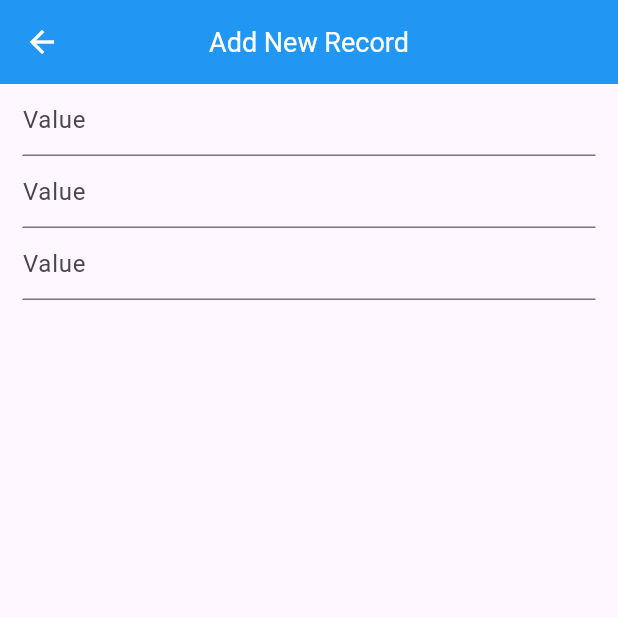
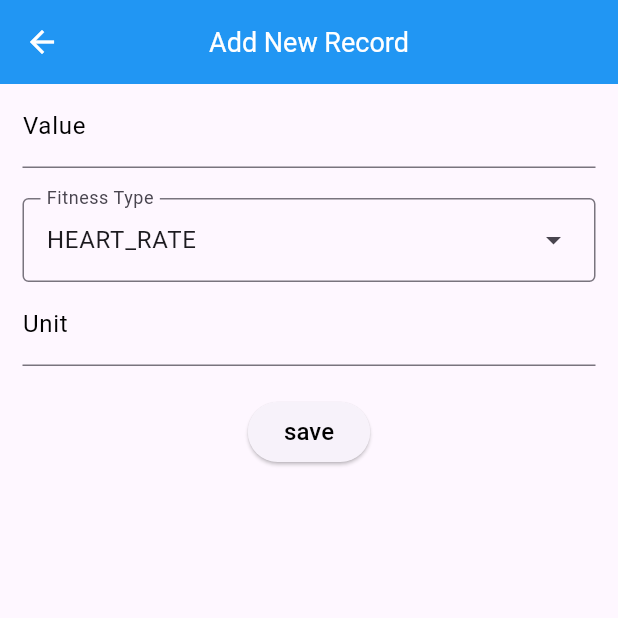
Before and after one commit to iostream-code/fitmo_mobile, a Flutter app: the FitnessDataAdd screen opened by its route, on a phone screen of 412 x 824 dp, the top half of it. Run offline on Flutter 3.47's test engine with Material 3 defaults, Android fonts, the phone set to English and light mode, and no system bars; our stand-ins replace animated_splash_screen, cloud_firestore, firebase_core, permission_handler; missing offline and left inert: health; accounts and stored records are empty.

Commit message:
Add create and delete method on fitness data report manual

```diff
--- a/lib/main.dart
+++ b/lib/main.dart
@@ -28,6 +28,7 @@ class MyApp extends StatelessWidget {
     return MaterialApp(
       title: 'Fitness Monitoring',
       theme: ThemeData(
+        useMaterial3: true,
         fontFamily: 'Roboto',
         textTheme: const TextTheme(
           displayLarge: TextStyle(
--- a/lib/pages/home/widgets/activity.dart
+++ b/lib/pages/home/widgets/activity.dart
@@ -23,6 +23,7 @@ class RecentActivities extends StatelessWidget {
           const SizedBox(height: 15),
           Expanded(
             child: ListView.builder(
+              padding: EdgeInsets.zero,
               itemCount: 8,
               itemBuilder: (context, index) => const ActivityItem(),
             ),
--- a/lib/pages/reports/widgets/fitness_data_add.dart
+++ b/lib/pages/reports/widgets/fitness_data_add.dart
@@ -1,5 +1,13 @@
+import 'package:cloud_firestore/cloud_firestore.dart';
+import 'package:fitmo_mobile/models/fitness_data.dart';
 import 'package:fitmo_mobile/services/fitness_database.dart';
 import 'package:flutter/material.dart';
+
+const List<String> fitnessType = <String>[
+  'HEART_RATE',
+  'BLOOD_OXYGEN',
+  'BLOOD_GLUCOSE',
+];
 
 class FitnessDataAdd extends StatefulWidget {
   const FitnessDataAdd({super.key});
@@ -14,6 +22,8 @@ class _FitnessDataAddState extends State<FitnessDataAdd> {
   final TextEditingController _unitController = TextEditingController();
 
   final FitnessDatabase _database = FitnessDatabase();
+
+  String dropdownValue = fitnessType.first;
 
   @override
   Widget build(BuildContext context) {
@@ -38,6 +48,8 @@ class _FitnessDataAddState extends State<FitnessDataAdd> {
   }
 
   Widget formField() {
+    Size fixedScreen = MediaQuery.of(context).size;
+
     return FormField(builder: (state) {
       return Column(
         crossAxisAlignment: CrossAxisAlignment.start,
@@ -51,23 +63,49 @@ class _FitnessDataAddState extends State<FitnessDataAdd> {
                   ),
                   child: Column(
                     children: [
-                      TextFormField(
+                      TextField(
+                        controller: _valueController,
                         decoration: const InputDecoration(
-                          hintText: "Value",
+                          labelText: "Value",
+                          labelStyle: TextStyle(
+                            color: Colors.black,
+                          ),
+                          focusedBorder: UnderlineInputBorder(
+                            borderSide: BorderSide(color: Colors.blue),
+                          ),
                         ),
-                        onChanged: (value) => state.didChange(value),
+                        keyboardType: TextInputType.number,
                       ),
-                      TextFormField(
+                      const SizedBox(
+                        height: 20,
+                      ),
+                      DropdownMenu(
+                        width: fixedScreen.width,
+                        controller: _fitnessTypeController,
+                        label: const Text("Fitness Type"),
+                        initialSelection: fitnessType.first,
+                        onSelected: (String? value) {
+                          setState(() {
+                            dropdownValue = value!;
+                          });
+                        },
+                        dropdownMenuEntries: fitnessType
+                            .map<DropdownMenuEntry<String>>((String value) {
+                          return DropdownMenuEntry<String>(
+                              value: value, label: value);
+                        }).toList(),
+                      ),
+                      TextField(
+                        controller: _unitController,
                         decoration: const InputDecoration(
-                          hintText: "Value",
+                          labelText: "Unit",
+                          labelStyle: TextStyle(
+                            color: Colors.black,
+                          ),
+                          focusedBorder: UnderlineInputBorder(
+                            borderSide: BorderSide(color: Colors.blue),
+                          ),
                         ),
-                        onChanged: (value) => state.didChange(value),
-                      ),
-                      TextFormField(
-                        decoration: const InputDecoration(
-                          hintText: "Value",
-                        ),
-                        onChanged: (value) => state.didChange(value),
                       ),
                     ],
                   ),
@@ -75,6 +113,34 @@ class _FitnessDataAddState extends State<FitnessDataAdd> {
               ),
             ],
           ),
+          const SizedBox(
+            height: 20,
+          ),
+          Center(
+            child: ElevatedButton(
+              onPressed: () {
+                FitnessData data = FitnessData(
+                  value: int.parse(_valueController.text),
+                  unit: _unitController.text,
+                  fitnessType: _fitnessTypeController.text,
+                  dateFrom: Timestamp.now(),
+                  dateTo: Timestamp.now(),
+                );
+                _database.addFitnessData(data);
+                Navigator.pop(context);
+                _valueController.clear();
+                _unitController.clear();
+                _fitnessTypeController.clear();
+              },
+              child: const Text(
+                "save",
+                style: TextStyle(
+                  color: Colors.black,
+                  fontSize: 16,
+                ),
+              ),
+            ),
+          ),
         ],
       );
     });
--- a/lib/pages/reports/widgets/fitness_report_api.dart
+++ b/lib/pages/reports/widgets/fitness_report_api.dart
@@ -49,6 +49,7 @@ class _FitnessReportApiState extends State<FitnessReportApi> {
 
   Widget fitnessCard() {
     return ListView(
+      padding: EdgeInsets.zero,
       children: [
         Container(
           height: 50,
```
Also changed, not shown: lib/pages/reports/widgets/fitness_report.dart (+26 -47 lines).
